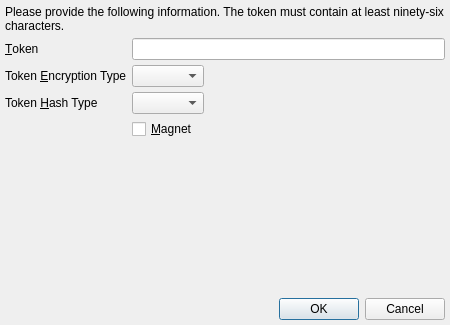
First picture: the form in branches/trunk/UI/spot-on-adaptive-echo-prompt.ui, repository textbrowser/spot-on, before the edit.
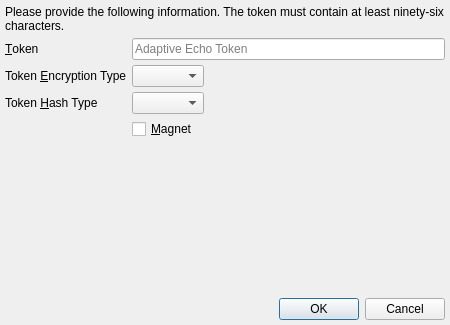
Second picture: the form after the edit. Icons and pictures are not drawn.

```diff
--- a/branches/trunk/UI/spot-on-adaptive-echo-prompt.ui
+++ b/branches/trunk/UI/spot-on-adaptive-echo-prompt.ui
@@ -46,7 +46,11 @@
       <number>5</number>
      </property>
      <item row="0" column="1">
-      <widget class="QLineEdit" name="token"/>
+      <widget class="QLineEdit" name="token">
+       <property name="placeholderText">
+        <string>Adaptive Echo Token</string>
+       </property>
+      </widget>
      </item>
      <item row="1" column="0">
       <widget class="QLabel" name="label_2">
```
